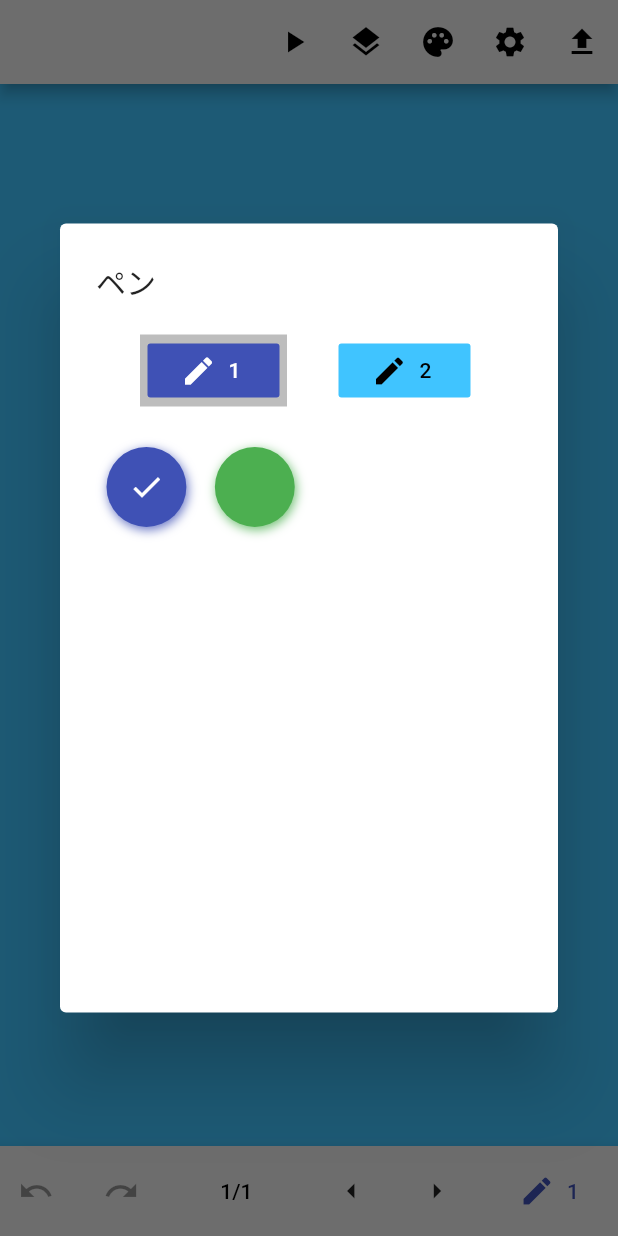
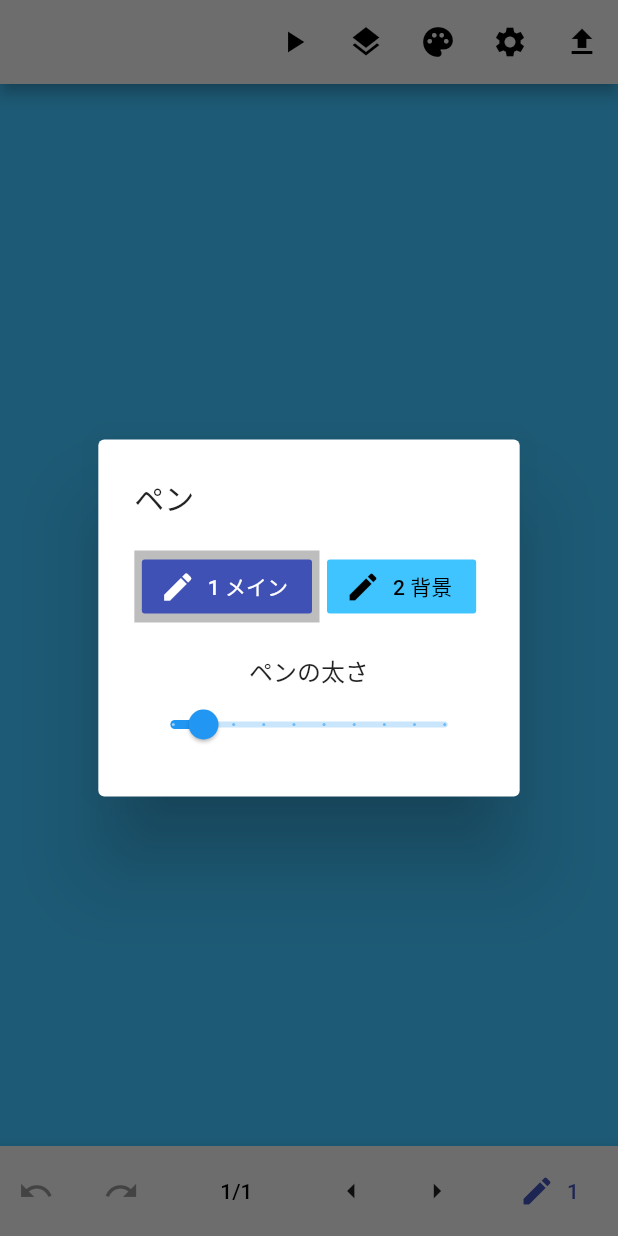
Before and after one commit to mkizka/flumemo, a Flutter app: the screen it shows after launch, after a tap on the "palette" icon, on a phone screen of 412 x 824 dp. Run offline on Flutter 3.47's test engine with Material 2 defaults, Android fonts, the phone set to English and light mode, and no system bars; drawn by our look-alikes of flutter_colorpicker; our stand-ins replace flutter_dotenv, shared_preferences; missing offline and left inert: flutter_ffmpeg, flutter_twitter_login, oauth1.

Commit message:
背景色変更のコメントアウトとペン太さの位置変更

```diff
--- a/lib/widgets/settings.dart
+++ b/lib/widgets/settings.dart
@@ -19,15 +19,6 @@ class SettingsForm extends StatelessWidget {
       child: Column(
         mainAxisAlignment: MainAxisAlignment.end,
         children: <Widget>[
-          Text('ペンの太さ'),
-          Slider(
-            label: _pen.width.toString(),
-            min: 1,
-            max: 10,
-            divisions: 9,
-            value: _pen.width,
-            onChanged: (double value) => _pen.width = value,
-          ),
           Text('透過枚数'),
           Slider(
             label: _config.onionRange.toString(),
@@ -74,7 +65,7 @@ class PenForm extends StatelessWidget {
                   color: _pen.isActive ? Colors.grey.shade400 : null,
                   child: FlatButton.icon(
                     icon: Icon(Icons.edit),
-                    label: Text('1'),
+                    label: Text('1 メイン'),
                     textColor: textColor(_pen.color),
                     color: _pen.color,
                     onPressed: () => _pen.isActive = true,
@@ -84,7 +75,7 @@ class PenForm extends StatelessWidget {
                   padding: EdgeInsets.only(left: 5, right: 5),
                   color: !_pen.isActive ? Colors.grey.shade400 : null,
                   child: FlatButton.icon(
-                    label: Text('2'),
+                    label: Text('2 背景'),
                     icon: Icon(Icons.mode_edit),
                     textColor: textColor(_note.backgroundColor),
                     color: _note.backgroundColor,
@@ -94,23 +85,32 @@ class PenForm extends StatelessWidget {
               ],
             ),
             SizedBox(height: 20),
-            Visibility(
-              visible: _pen.isActive,
-              child: BlockPicker(
-                availableColors: penColorList,
-                pickerColor: _pen.color,
-                onColorChanged: (Color value) => _pen.color = value,
-              ),
-            ),
-            Visibility(
-              visible: !_pen.isActive,
-              child: BlockPicker(
-                availableColors: backgroundColorList,
-                pickerColor: _note.backgroundColor,
-                onColorChanged: (Color value) {
-                  _note.backgroundColor = value;
-                },
-              ),
+//            Visibility(
+//              visible: _pen.isActive,
+//              child: BlockPicker(
+//                availableColors: penColorList,
+//                pickerColor: _pen.color,
+//                onColorChanged: (Color value) => _pen.color = value,
+//              ),
+//            ),
+//            Visibility(
+//              visible: !_pen.isActive,
+//              child: BlockPicker(
+//                availableColors: backgroundColorList,
+//                pickerColor: _note.backgroundColor,
+//                onColorChanged: (Color value) {
+//                  _note.backgroundColor = value;
+//                },
+//              ),
+//            ),
+            Text('ペンの太さ'),
+            Slider(
+              label: _pen.width.toString(),
+              min: 1,
+              max: 10,
+              divisions: 9,
+              value: _pen.width,
+              onChanged: (double value) => _pen.width = value,
             ),
           ],
         ),
```
